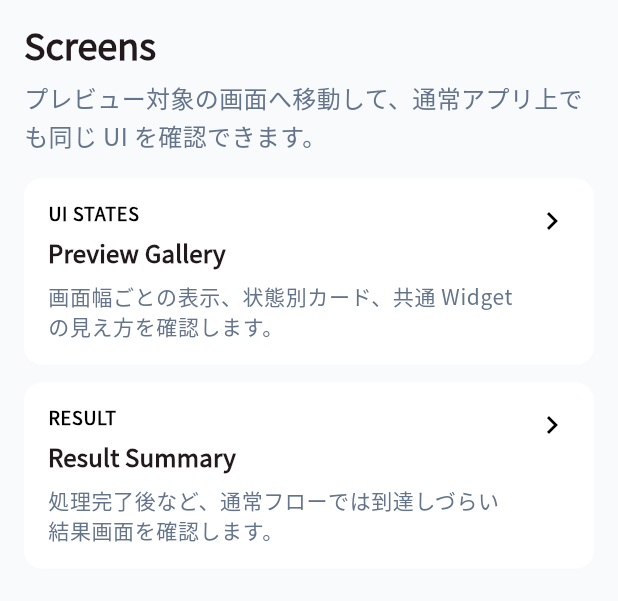
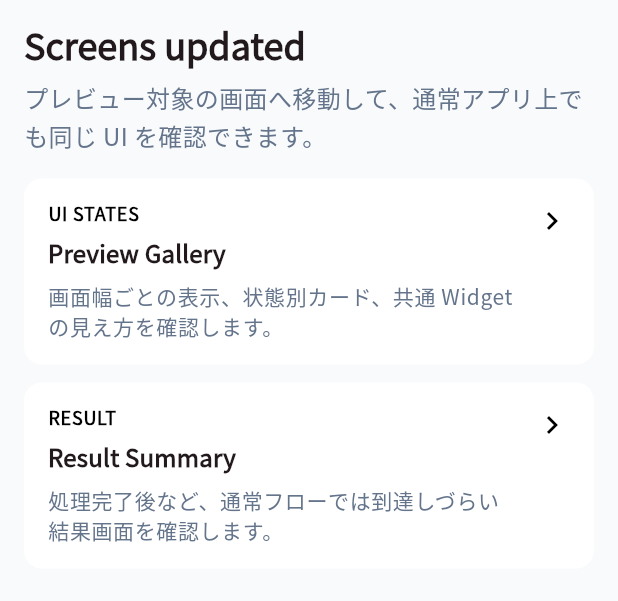
Before and after one commit to sakusaku3939/flutter-widget-previewer-test, a Flutter app: the screen it shows after launch, on a phone screen of 412 x 824 dp, the part 84-685 px from its top. Run offline on Flutter 3.47's test engine with Material 3 defaults, Android fonts, the phone set to English and light mode, and no system bars; our stand-ins replace flutter_riverpod.

Commit message:
Introduce screenshot diff for verification

```diff
--- a/lib/src/presentation/screens/home/home_screen.dart
+++ b/lib/src/presentation/screens/home/home_screen.dart
@@ -42,7 +42,7 @@ class HomeContent extends StatelessWidget {
     return Column(
       crossAxisAlignment: CrossAxisAlignment.start,
       children: [
-        Text('Screens', style: theme.textTheme.headlineSmall),
+        Text('Screens updated', style: theme.textTheme.headlineSmall),
         const SizedBox(height: 8),
         Text(
           'プレビュー対象の画面へ移動して、通常アプリ上でも同じ UI を確認できます。',
```
